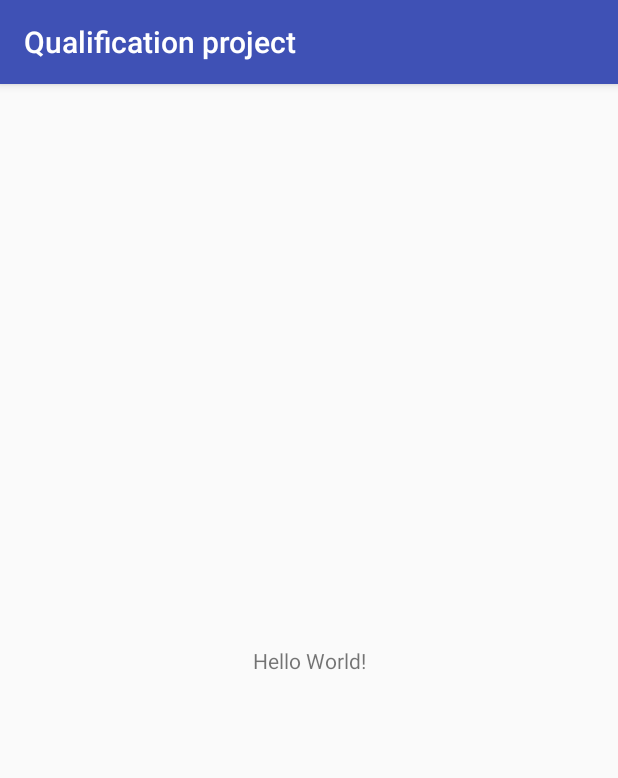
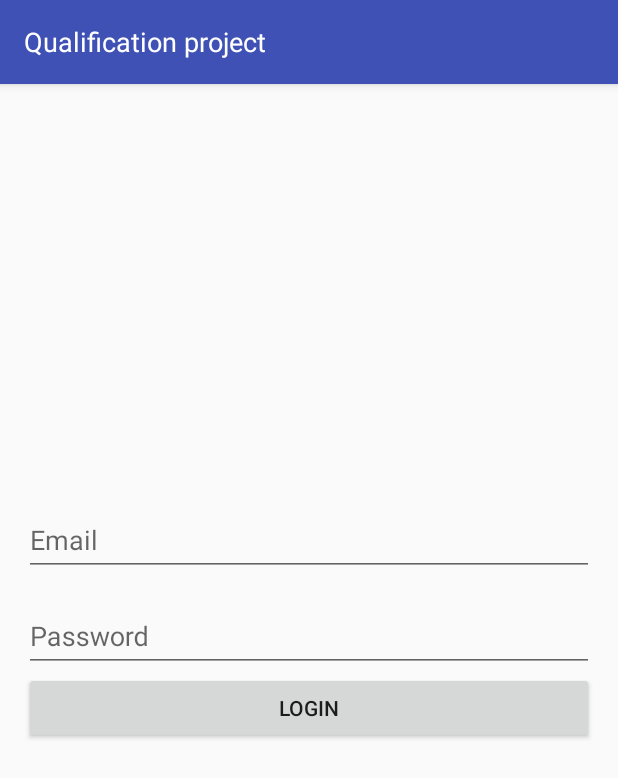
Before and after one commit to kveretelnikov/CleanArchitecture, an Android app: the screen it shows after launch (MainActivity before the commit, LoginActivity after it), on a phone screen of 412 x 824 dp. Shown: the top 778 px of the screen. Run offline under Robolectric (Android 15) with nearby library versions, the phone set to English and light mode, and no system bars; our stand-ins replace ButterKnife, Dagger/Hilt's generated code, RxJava, Timber.

Commit message:
Add markup for login

```diff
--- a/app/build.gradle
+++ b/app/build.gradle
@@ -37,7 +37,7 @@ android {
     productFlavors{
         prod{
             dimension "app"
-            buildConfigField "String", 'BASE_URL', '"volkdoe4.beget.tech/"'
+            buildConfigField "String", 'BASE_URL', '"https://volkdoe4.beget.tech/"'
             buildConfigField("long", "NETWORK_TIMEOUT_MILLIS", "10_000")
             buildConfigField("long", "CONNECT_TIMEOUT_MILLIS", "30_000")
             buildConfigField("int", "COUNT_RETRY_REQUEST", "3")
@@ -46,7 +46,7 @@ android {
         dev{
             dimension "app"
             versionNameSuffix "-dev"
-            buildConfigField "String", 'BASE_URL', '"volkdoe4.beget.tech/"'
+            buildConfigField "String", 'BASE_URL', '"https://volkdoe4.beget.tech/"'
             buildConfigField("long", "NETWORK_TIMEOUT_MILLIS", "10_000")
             buildConfigField("long", "CONNECT_TIMEOUT_MILLIS", "30_000")
             buildConfigField("int", "COUNT_RETRY_REQUEST", "3")
--- a/app/src/main/AndroidManifest.xml
+++ b/app/src/main/AndroidManifest.xml
@@ -10,7 +10,7 @@
         android:roundIcon="@mipmap/ic_launcher_round"
         android:supportsRtl="true"
         android:theme="@style/AppTheme">
-        <activity android:name=".MainActivity">
+        <activity android:name=".features.login.presentation.LoginActivity">
             <intent-filter>
                 <action android:name="android.intent.action.MAIN" />
 
--- a/app/src/main/java/com/leventime/qualificationproject/features/login/presentation/LoginActivity.java
+++ b/app/src/main/java/com/leventime/qualificationproject/features/login/presentation/LoginActivity.java
@@ -2,6 +2,10 @@ package com.leventime.qualificationproject.features.login.presentation;
 
 import android.os.Bundle;
 import android.support.annotation.Nullable;
+import android.support.design.widget.TextInputLayout;
+import android.support.v7.widget.AppCompatButton;
+import android.support.v7.widget.AppCompatEditText;
+import android.support.v7.widget.Toolbar;
 
 import com.leventime.qualificationproject.App;
 import com.leventime.qualificationproject.R;
@@ -12,6 +16,8 @@ import com.leventime.qualificationproject.features.login.LoginContract;
 
 import javax.inject.Inject;
 
+import butterknife.BindView;
+
 /**
  * Show login
  *
@@ -21,6 +27,18 @@ public class LoginActivity extends BaseActivity implements LoginContract.View{
 
     @Inject
     LoginContract.Presenter mPresenter;
+    @BindView(R.id.toolbar)
+    Toolbar mToolbar;
+    @BindView(R.id.etEmailLogin)
+    AppCompatEditText mEtEmail;
+    @BindView(R.id.tilEmailLogin)
+    TextInputLayout mTilEmail;
+    @BindView(R.id.etPasswordLogin)
+    AppCompatEditText mEtPassword;
+    @BindView(R.id.tilPasswordLogin)
+    TextInputLayout mTilPassword;
+    @BindView(R.id.btnLogin)
+    AppCompatButton mBtnLogin;
 
     @Override
     protected void onCreate(@Nullable final Bundle aSavedInstanceState){
--- /dev/null
+++ b/app/src/main/res/drawable/toolbar_shadow_background.xml
@@ -0,0 +1,8 @@
+<?xml version="1.0" encoding="utf-8"?>
+<shape xmlns:android="http://schemas.android.com/apk/res/android"
+    android:shape="rectangle">
+    <gradient
+        android:angle="90"
+        android:endColor="@color/toolbar_shadow"
+        android:startColor="@android:color/transparent" />
+</shape>
--- /dev/null
+++ b/app/src/main/res/layout-v21/item_appbar_toolbar.xml
@@ -0,0 +1,15 @@
+<?xml version="1.0" encoding="utf-8"?>
+<android.support.design.widget.AppBarLayout
+    xmlns:android="http://schemas.android.com/apk/res/android"
+    xmlns:tools="http://schemas.android.com/tools"
+    android:id="@+id/appbarlayoutToolbar"
+    android:layout_width="match_parent"
+    android:layout_height="wrap_content"
+    android:fitsSystemWindows="true">
+
+    <include
+        layout="@layout/item_toolbar"
+        android:layout_width="match_parent"
+        android:layout_height="wrap_content" />
+
+</android.support.design.widget.AppBarLayout>
--- a/app/src/main/res/layout/activity_login.xml
+++ b/app/src/main/res/layout/activity_login.xml
@@ -1,5 +1,75 @@
 <?xml version="1.0" encoding="utf-8"?>
-<android.support.design.widget.CoordinatorLayout xmlns:android="http://schemas.android.com/apk/res/android" android:layout_width="match_parent"
-    android:layout_height="match_parent">
+<android.support.design.widget.CoordinatorLayout
+    xmlns:android="http://schemas.android.com/apk/res/android"
+    xmlns:app="http://schemas.android.com/apk/res-auto"
+    android:layout_width="match_parent"
+    android:layout_height="match_parent"
+    android:focusable="true"
+    android:focusableInTouchMode="true">
+
+    <android.support.constraint.ConstraintLayout
+        android:layout_width="match_parent"
+        android:layout_height="match_parent">
+
+        <include layout="@layout/item_appbar_toolbar"
+            app:layout_constraintTop_toTopOf="parent"
+            app:layout_constraintStart_toStartOf="parent"
+            app:layout_constraintEnd_toEndOf="parent"/>
+
+        <android.support.design.widget.TextInputLayout
+            android:id="@+id/tilEmailLogin"
+            android:layout_width="match_parent"
+            android:layout_height="wrap_content"
+            android:layout_marginStart="@dimen/all_window_padding_horizontal"
+            android:layout_marginEnd="@dimen/all_window_padding_horizontal"
+
+            app:layout_constraintStart_toStartOf="parent"
+            app:layout_constraintEnd_toEndOf="parent"
+            app:layout_constraintTop_toTopOf="parent"
+            app:layout_constraintBottom_toTopOf="@+id/tilPasswordLogin"
+            app:layout_constraintVertical_chainStyle="packed">
+
+            <android.support.v7.widget.AppCompatEditText
+                android:id="@+id/etEmailLogin"
+                android:layout_width="match_parent"
+                android:layout_height="wrap_content"
+                android:hint="@string/login_et_email_hint"/>
+
+        </android.support.design.widget.TextInputLayout>
+
+        <android.support.design.widget.TextInputLayout
+            android:id="@+id/tilPasswordLogin"
+            android:layout_width="match_parent"
+            android:layout_height="wrap_content"
+            android:layout_marginStart="@dimen/all_window_padding_horizontal"
+            android:layout_marginEnd="@dimen/all_window_padding_horizontal"
+            android:layout_marginTop="@dimen/all_vg_padding_vertical"
+            app:layout_constraintTop_toBottomOf="@+id/tilEmailLogin"
+            app:layout_constraintBottom_toTopOf="@+id/btnLogin"
+            app:layout_constraintStart_toStartOf="parent"
+            app:layout_constraintEnd_toEndOf="parent">
+
+            <android.support.v7.widget.AppCompatEditText
+                android:id="@+id/etPasswordLogin"
+                android:layout_width="match_parent"
+                android:layout_height="wrap_content"
+                android:hint="@string/login_et_password_hint"/>
+
+        </android.support.design.widget.TextInputLayout>
+
+        <android.support.v7.widget.AppCompatButton
+            android:id="@+id/btnLogin"
+            android:layout_width="match_parent"
+            android:layout_height="wrap_content"
+            android:text="@string/login_btn_login"
+            android:layout_marginStart="@dimen/all_window_padding_horizontal"
+            android:layout_marginEnd="@dimen/all_window_padding_horizontal"
+            android:clickable="false"
+            app:layout_constraintTop_toBottomOf="@+id/tilPasswordLogin"
+            app:layout_constraintBottom_toBottomOf="parent"
+            app:layout_constraintStart_toStartOf="parent"
+            app:layout_constraintEnd_toEndOf="parent"/>
+
+    </android.support.constraint.ConstraintLayout>
 
 </android.support.design.widget.CoordinatorLayout>
--- /dev/null
+++ b/app/src/main/res/layout/item_appbar_toolbar.xml
@@ -0,0 +1,25 @@
+<?xml version="1.0" encoding="utf-8"?>
+<LinearLayout xmlns:android="http://schemas.android.com/apk/res/android"
+    xmlns:tools="http://schemas.android.com/tools"
+    android:layout_width="match_parent"
+    android:layout_height="wrap_content"
+    android:orientation="vertical">
+
+    <android.support.design.widget.AppBarLayout
+        android:id="@+id/appbarLayout"
+        android:layout_width="match_parent"
+        android:layout_height="wrap_content"
+        android:fitsSystemWindows="true">
+
+        <include
+            layout="@layout/item_toolbar"
+            android:layout_width="match_parent"
+            android:layout_height="wrap_content" />
+
+    </android.support.design.widget.AppBarLayout>
+
+    <View
+        android:layout_width="match_parent"
+        android:layout_height="@dimen/toolbar_shadow_size"
+        android:background="@drawable/toolbar_shadow_background" />
+</LinearLayout>
--- /dev/null
+++ b/app/src/main/res/layout/item_toolbar.xml
@@ -0,0 +1,11 @@
+<?xml version="1.0" encoding="utf-8"?>
+<android.support.v7.widget.Toolbar xmlns:android="http://schemas.android.com/apk/res/android"
+    xmlns:app="http://schemas.android.com/apk/res-auto"
+    android:id="@+id/toolbar"
+    android:layout_width="match_parent"
+    android:layout_height="?attr/actionBarSize"
+    android:background="?attr/colorPrimary"
+    app:popupTheme="@style/AppTheme.PopupOverlay"
+    app:theme="@style/AppTheme.Toolbar"
+    app:title="@string/app_name"
+    app:titleTextAppearance="@style/AppTheme.Toolbar.TextAppearance" />
--- a/app/src/main/res/values/colors.xml
+++ b/app/src/main/res/values/colors.xml
@@ -1,6 +1,12 @@
 <?xml version="1.0" encoding="utf-8"?>
 <resources>
-    <color name="colorPrimary">#3F51B5</color>
-    <color name="colorPrimaryDark">#303F9F</color>
-    <color name="colorAccent">#FF4081</color>
+    <color name="color_primary">#3F51B5</color>
+    <color name="primary_dark">#303F9F</color>
+    <color name="accent">#FF4081</color>
+
+    <!--Toolbar-->
+    <color name="toolbar_background">@color/color_primary</color>
+    <color name="toolbar_text">@android:color/white</color>
+
+    <color name="toolbar_shadow">#44000000</color>
 </resources>
--- /dev/null
+++ b/app/src/main/res/values/dimens.xml
@@ -0,0 +1,30 @@
+<?xml version="1.0" encoding="utf-8"?>
+<resources>
+    <dimen name="margin">4dp</dimen>
+    <dimen name="margin_2x">8dp</dimen>
+    <dimen name="margin_3x">12dp</dimen>
+    <dimen name="margin_4x">16dp</dimen>
+    <dimen name="margin_5x">20dp</dimen>
+    <dimen name="margin_6x">24dp</dimen>
+    <dimen name="empty_size">0dp</dimen>
+    <dimen name="all_window_padding_horizontal">@dimen/margin_4x</dimen>
+    <dimen name="all_window_padding_vertical">@dimen/margin_4x</dimen>
+    <dimen name="all_vg_padding_horizontal">@dimen/margin_2x</dimen>
+    <dimen name="all_vg_padding_vertical">@dimen/margin_2x</dimen>
+
+    <!--Text dimension-->
+    <dimen name="text_size_28">28sp</dimen>
+    <dimen name="text_size_24">24sp</dimen>
+    <dimen name="text_size_22">22sp</dimen>
+    <dimen name="text_size_20">20sp</dimen>
+    <dimen name="text_size_18">18sp</dimen>
+    <dimen name="text_size_16">16sp</dimen>
+    <dimen name="text_size_14">14sp</dimen>
+    <dimen name="text_size_12">12sp</dimen>
+    <dimen name="text_size_10">10sp</dimen>
+
+    <!--Toolbar-->
+    <dimen name="toolbar_height">60dp</dimen>
+    <dimen name="toolbar_shadow_size">4dp</dimen>
+    <dimen name="toolbar_text_size">@dimen/text_size_18</dimen>
+</resources>
--- a/app/src/main/res/values/strings.xml
+++ b/app/src/main/res/values/strings.xml
@@ -1,3 +1,9 @@
 <resources>
     <string name="app_name">Qualification project</string>
+
+    <!--Login-->
+    <string name="login_title">Login</string>
+    <string name="login_et_email_hint">Email</string>
+    <string name="login_et_password_hint">Password</string>
+    <string name="login_btn_login">Login</string>
 </resources>
--- a/app/src/main/res/values/styles.xml
+++ b/app/src/main/res/values/styles.xml
@@ -1,11 +1,24 @@
 <resources>
 
     <!-- Base application theme. -->
-    <style name="AppTheme" parent="Theme.AppCompat.Light.DarkActionBar">
+    <style name="AppTheme" parent="Theme.AppCompat.Light.NoActionBar">
         <!-- Customize your theme here. -->
-        <item name="colorPrimary">@color/colorPrimary</item>
-        <item name="colorPrimaryDark">@color/colorPrimaryDark</item>
-        <item name="colorAccent">@color/colorAccent</item>
+        <item name="colorPrimary">@color/color_primary</item>
+        <item name="colorPrimaryDark">@color/primary_dark</item>
+        <item name="colorAccent">@color/accent</item>
+    </style>
+
+    <style name="AppTheme.PopupOverlay" parent="ThemeOverlay.AppCompat.Light" />
+
+    <style name="AppTheme.Toolbar" parent="ThemeOverlay.AppCompat.Dark.ActionBar">
+        <item name="android:layout_width">match_parent</item>
+        <item name="android:layout_height">@dimen/toolbar_height</item>
+        <item name="android:background">@color/toolbar_background</item>
+        <item name="titleTextColor">@color/toolbar_text</item>
+    </style>
+
+    <style name="AppTheme.Toolbar.TextAppearance">
+        <item name="android:textSize">@dimen/toolbar_text_size</item>
     </style>
 
 </resources>
```
